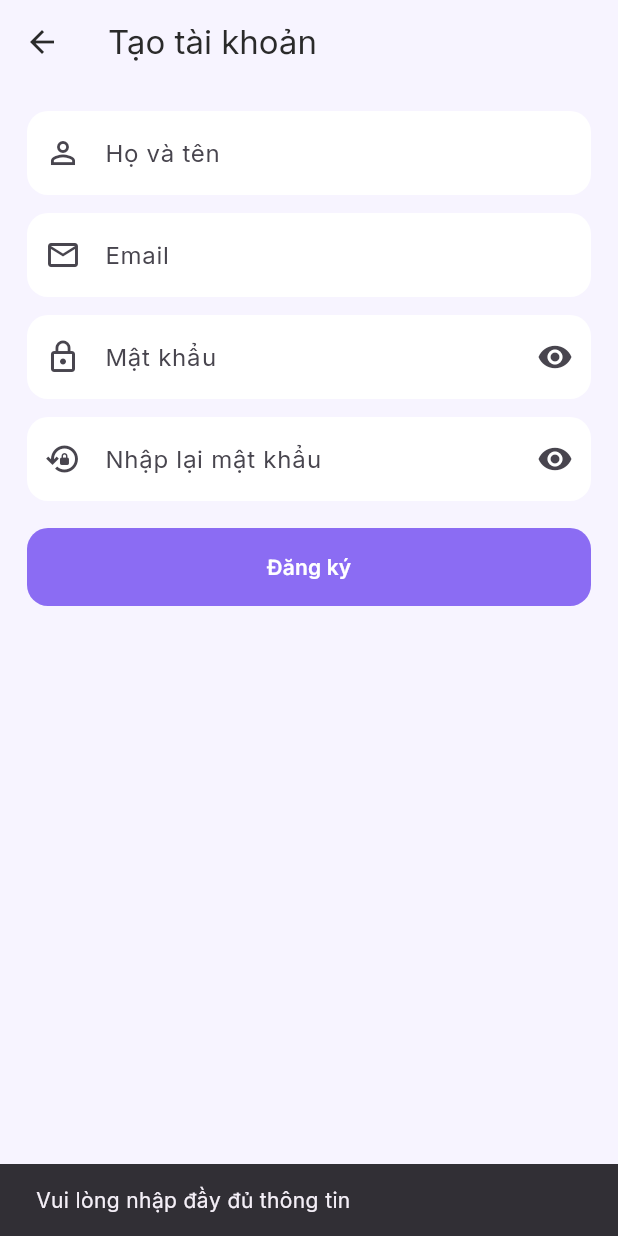
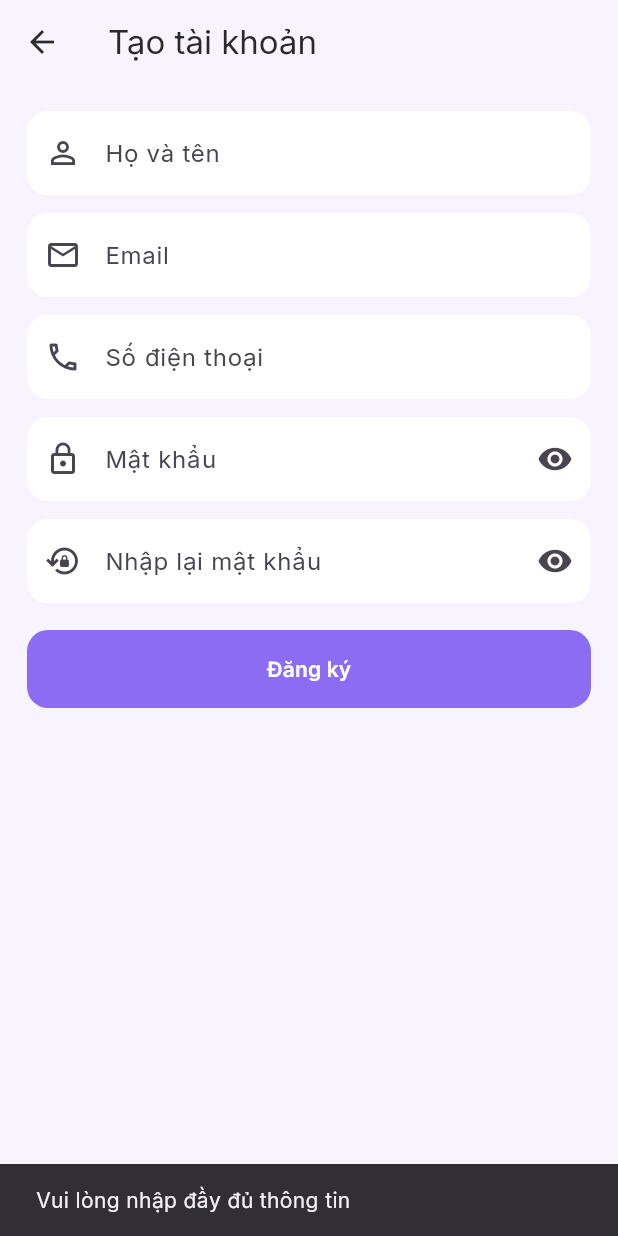
Before and after one commit to Vanmai247/note_flutter, a Flutter app: the RegisterScreen screen opened by its route, after a tap on "Đăng ký", on a phone screen of 412 x 824 dp. Run offline on Flutter 3.47's test engine with Material 3 defaults, Android fonts, the phone set to English and light mode, and no system bars; our stand-ins replace cloud_firestore, firebase_auth, firebase_core, google_fonts, table_calendar; accounts and stored records are empty.

Commit message:
Cập nhật code

```diff
--- a/lib/main.dart
+++ b/lib/main.dart
@@ -8,7 +8,7 @@ import 'screens/home_screen.dart';
 import 'screens/login_screen.dart';
 import 'screens/register_screen.dart';
 import 'screens/forgot_password_screen.dart';
-import 'firebase_options.dart'; // ⚠️ Tự động sinh ra sau khi chạy flutterfire configure
+import 'firebase_options.dart';
 
 Future<void> main() async {
   WidgetsFlutterBinding.ensureInitialized();
--- a/lib/providers/task_provider.dart
+++ b/lib/providers/task_provider.dart
@@ -18,10 +18,10 @@ class TaskProvider extends ChangeNotifier {
     Task(
       id: 't1',
       date: DateTime.now(),
-      title: 'Fitness',
-      description: 'Exercise and gym',
-      start: DateTime.now().copyWith(hour: 6, minute: 0),
-      end:   DateTime.now().copyWith(hour: 7, minute: 30),
+      title: 'Lập trình mobile',
+      description: 'Làm project',
+      start: DateTime.now().copyWith(hour: 7, minute: 15),
+      end:   DateTime.now().copyWith(hour: 11, minute: 00),
       activityId: 'sport',
       done: true,
     ),
--- a/lib/screens/edit_task_screen.dart
+++ b/lib/screens/edit_task_screen.dart
@@ -140,7 +140,7 @@ class _EditTaskScreenState extends State<EditTaskScreen> {
         actions: [
           IconButton(
             tooltip: 'Delete',
-            onPressed: () => _confirmDelete(), // 👈 bọc Future vào lambda sync
+            onPressed: () => _confirmDelete(),
             icon: const Icon(Icons.delete_outline),
           ),
           const SizedBox(width: 6),
@@ -198,7 +198,7 @@ class _EditTaskScreenState extends State<EditTaskScreen> {
                           .map((a) => ListTile(
                         leading: Icon(a.icon, color: AppColors.primary),
                         title: Text(a.name),
-                        onTap: () async => Navigator.pop(context, a), // 👈 trả Future
+                        onTap: () async => Navigator.pop(context, a),
                       ))
                           .toList(),
                     ),
@@ -280,7 +280,7 @@ class _EditTaskScreenState extends State<EditTaskScreen> {
             ),
             const SizedBox(height: 16),
 
-            // Nếu PrimaryButton đã hỗ trợ sync+async như mình hướng dẫn, truyền trực tiếp _save là được.
+
             PrimaryButton(
               label: 'Save Changes',
               onPressed: () async => _save(), // đảm bảo kiểu FutureOr<void>
--- a/lib/screens/home_screen.dart
+++ b/lib/screens/home_screen.dart
@@ -1,7 +1,7 @@
 import 'package:flutter/material.dart';
 import 'package:intl/intl.dart';
 import 'package:provider/provider.dart';
-import 'package:firebase_auth/firebase_auth.dart';   // 👈 thêm
+import 'package:firebase_auth/firebase_auth.dart';
 import '../providers/task_provider.dart';
 import '../theme.dart';
 import '../widgets/task_tile.dart';
@@ -41,7 +41,7 @@ class HomeScreen extends StatelessWidget {
                     ),
                     const Spacer(),
 
-                    // 👇 Nút menu (có Đăng xuất)
+                    //Nút menu (có Đăng xuất)
                     PopupMenuButton<String>(
                       icon: const Icon(Icons.more_vert),
                       onSelected: (v) async {
--- a/lib/screens/register_screen.dart
+++ b/lib/screens/register_screen.dart
@@ -13,8 +13,10 @@ class RegisterScreen extends StatefulWidget {
 class _RegisterScreenState extends State<RegisterScreen> {
   final nameCtrl  = TextEditingController();
   final emailCtrl = TextEditingController();
+  final phoneCtrl = TextEditingController();
   final passCtrl  = TextEditingController();
   final pass2Ctrl = TextEditingController();
+
 
   bool showPass   = false;
   bool showPass2  = false;
@@ -24,6 +26,7 @@ class _RegisterScreenState extends State<RegisterScreen> {
   void dispose() {
     nameCtrl.dispose();
     emailCtrl.dispose();
+    phoneCtrl.dispose();
     passCtrl.dispose();
     pass2Ctrl.dispose();
     super.dispose();
@@ -32,12 +35,19 @@ class _RegisterScreenState extends State<RegisterScreen> {
   Future<void> _register() async {
     final name  = nameCtrl.text.trim();
     final email = emailCtrl.text.trim();
+    final phone = phoneCtrl.text.trim();
     final p1    = passCtrl.text.trim();
     final p2    = pass2Ctrl.text.trim();
 
     if (name.isEmpty || email.isEmpty || p1.isEmpty || p2.isEmpty) {
       ScaffoldMessenger.of(context).showSnackBar(
         const SnackBar(content: Text('Vui lòng nhập đầy đủ thông tin')),
+      );
+      return;
+    }
+    if (phone.isEmpty) {
+      ScaffoldMessenger.of(context).showSnackBar(
+        const SnackBar(content: Text('Vui lòng nhập số điện thoại')),
       );
       return;
     }
@@ -69,6 +79,7 @@ class _RegisterScreenState extends State<RegisterScreen> {
         'uid': uid,
         'name': name,
         'email': email,
+        'phone': phone,
         'createdAt': FieldValue.serverTimestamp(),
       }, SetOptions(merge: true));
 
@@ -137,6 +148,23 @@ class _RegisterScreenState extends State<RegisterScreen> {
             ),
           ),
           const SizedBox(height: 12),
+
+          TextField(
+            controller: phoneCtrl,
+            keyboardType: TextInputType.phone,
+            decoration: InputDecoration(
+              hintText: 'Số điện thoại',
+              filled: true,
+              fillColor: Colors.white,
+              border: OutlineInputBorder(
+                borderRadius: BorderRadius.circular(14),
+                borderSide: BorderSide.none,
+              ),
+              prefixIcon: const Icon(Icons.phone_outlined),
+            ),
+          ),
+          const SizedBox(height: 12),
+
           TextField(
             controller: passCtrl,
             obscureText: !showPass,
--- a/lib/widgets/activity_tile.dart
+++ b/lib/widgets/activity_tile.dart
@@ -4,6 +4,8 @@ import '../theme.dart';
 
 class ActivityTile extends StatelessWidget {
   final Activity activity;
+
+
   final VoidCallback onTap;
   const ActivityTile({super.key, required this.activity, required this.onTap});
 
--- a/lib/widgets/primary_button.dart
+++ b/lib/widgets/primary_button.dart
@@ -3,7 +3,7 @@ import '../theme.dart';
 
 class PrimaryButton extends StatelessWidget {
   final String label;
-  final Future<void> Function()? onPressed; // 👈 cho phép async
+  final Future<void> Function()? onPressed;
   const PrimaryButton({
     super.key,
     required this.label,
```
Also changed, not shown: lib/widgets/day_pill.dart (+4 -4 lines), 1 other file.
